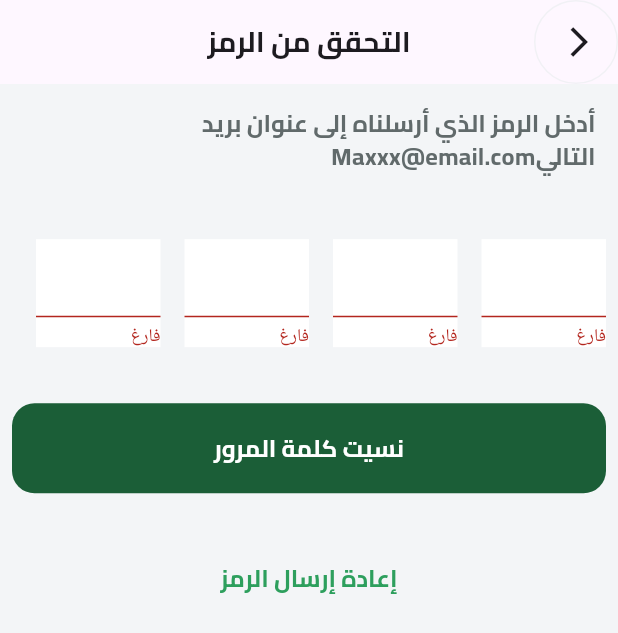
After one commit to Salah-Mo-hammed/friut_hub, a Flutter app: the PasswoedRecoveryPage screen opened directly, after a tap on "نسيت كلمة المرور", on a phone screen of 412 x 824 dp. The commit adds this screen. Shown: the top 633 px of the screen. Run offline on Flutter 3.47's test engine with Material 3 defaults, Android fonts, the phone set to English and light mode, and no system bars; our stand-ins replace animate_do, flutter_svg.

Commit message:
Done Auth pages

```diff
--- a/lib/auth/presentation/pages/fprget_pass_page.dart
+++ b/lib/auth/presentation/pages/fprget_pass_page.dart
@@ -1,5 +1,6 @@
 import 'package:flutter/material.dart';
 import 'package:friut_hub/auth/presentation/pages/login_page.dart';
+import 'package:friut_hub/auth/presentation/pages/pass_recovery_page.dart';
 import 'package:friut_hub/core/colors/app_colors.dart';
 import 'package:friut_hub/core/fonts/fonts_class.dart';
 
@@ -20,18 +21,9 @@ class ForgetPasswordPage extends StatelessWidget {
           key: _formKey,
           child: Column(
             children: [
-              Padding(
-                padding: const EdgeInsets.symmetric(
-                  vertical: 15.0,
-                  horizontal: 15,
-                ),
-                child: Text(
-                  "لا تقلق ، ما عليك سوى كتابة البريد الكتروني الخاص بك وسنرسل رمز التحقق.",
-
-                  style: AppTextStyles.bodyBaseBold.copyWith(
-                    color: AppColors.grayscale600,
-                  ),
-                ),
+              ForgetPasswordTexts(
+                title:
+                    "لا تقلق ، ما عليك سوى كتابة البريد الكتروني الخاص بك وسنرسل رمز التحقق.",
               ),
               Padding(
                 padding: const EdgeInsets.symmetric(horizontal: 10),
@@ -57,13 +49,12 @@ class ForgetPasswordPage extends StatelessWidget {
                     );
 
                     // ! go to NextPage OF forget password
-                    // Navigator.push(
-                    //   context,
-                    //   MaterialPageRoute(
-                    //     builder: (context) => isRegister?LoginPage() // Note: you can do register then sign in and also go HomePage
-                    // :HomePage(),
-                    //   ),
-                    // );
+                    Navigator.push(
+                      context,
+                      MaterialPageRoute(
+                        builder: (context) => PasswoedRecoveryPage(),
+                      ),
+                    );
                   }
                 },
                 buttonTitle: "نسيت كلمة المرور",
@@ -75,3 +66,24 @@ class ForgetPasswordPage extends StatelessWidget {
     );
   }
 }
+
+class ForgetPasswordTexts extends StatelessWidget {
+  final String title;
+  const ForgetPasswordTexts({super.key, required this.title});
+
+  @override
+  Widget build(BuildContext context) {
+    return Padding(
+      padding: const EdgeInsets.symmetric(
+        vertical: 15.0,
+        horizontal: 15,
+      ),
+      child: Text(
+        title,
+        style: AppTextStyles.bodyBaseBold.copyWith(
+          color: AppColors.grayscale600,
+        ),
+      ),
+    );
+  }
+}
--- /dev/null
+++ b/lib/auth/presentation/pages/pass_recovery_page.dart
@@ -0,0 +1,112 @@
+import 'package:flutter/material.dart';
+import 'package:friut_hub/auth/presentation/pages/fprget_pass_page.dart';
+import 'package:friut_hub/auth/presentation/pages/login_page.dart';
+import 'package:friut_hub/auth/presentation/pages/reset_pass_page.dart';
+import 'package:friut_hub/core/colors/app_colors.dart';
+import 'package:friut_hub/core/extentions/num_extenstions.dart';
+import 'package:friut_hub/core/fonts/fonts_class.dart';
+
+class PasswoedRecoveryPage extends StatelessWidget {
+  final _formKey = GlobalKey<FormState>();
+  final List<TextEditingController> _checkControllers = List.generate(
+    4,
+    (_) => TextEditingController(),
+  );
+  final List<FocusNode> _foucsNodes = List.generate(
+    4,
+    (_) => FocusNode(),
+  );
+  PasswoedRecoveryPage({super.key});
+
+  @override
+  Widget build(BuildContext context) {
+    return Directionality(
+      textDirection: TextDirection.rtl,
+      child: Scaffold(
+        backgroundColor: Color(0xFFF3F5F7),
+        appBar: MyAppBar(appBarTitle: "التحقق من الرمز"),
+        body: Form(
+          key: _formKey,
+          child: Column(
+            children: [
+              ForgetPasswordTexts(
+                title:
+                    "أدخل الرمز الذي أرسلناه إلى عنوان بريد التاليMaxxx@email.com",
+              ),
+              SizedBox(height: 29.h(context)),
+              Row(
+                children: List.generate(4, (index) {
+                  return Padding(
+                    padding: const EdgeInsets.symmetric(
+                      horizontal: 8.0,
+                    ),
+                    child: Container(
+                      decoration: BoxDecoration(
+                        // borderRadius: BorderRadius.circular(15),
+                        color: Colors.white,
+                      ),
+                      width:
+                          (MediaQuery.sizeOf(context).width / 4) - 20,
+                      child: TextFormField(
+                        textAlign: TextAlign.center,
+                        controller: _checkControllers[index],
+                        focusNode: _foucsNodes[index],
+                        keyboardType: TextInputType.number,
+                        maxLength: 1,
+                        style: TextStyle(fontSize: 24),
+                        decoration: InputDecoration(
+                          counterText: "",
+                          // ! to hide line under texts
+                          // border: InputBorder.none,
+                        ),
+                        validator: (value) {
+                          if (value == null || value.isEmpty) {
+                            return 'فارغ';
+                          }
+                          return null;
+                        },
+                        onChanged: (value) {
+                          if (value.isNotEmpty && index < 3) {
+                            _foucsNodes[index + 1].requestFocus();
+                          }
+                          if (value.isEmpty && index > 0) {
+                            _foucsNodes[index - 1].requestFocus();
+                          }
+                        },
+                      ),
+                    ),
+                  );
+                }),
+              ),
+              SizedBox(height: 29.h(context)),
+              MyButton(
+                onTap: () {
+                  if (_formKey.currentState!.validate()) {
+                    // ! go to NextPage OF forget password
+                    Navigator.push(
+                      context,
+                      MaterialPageRoute(
+                        builder: (context) => ResetPasswordPage(),
+                      ),
+                    );
+                  }
+                },
+                buttonTitle: "نسيت كلمة المرور",
+              ),
+              SizedBox(height: 24.h(context)),
+              TextButton(
+                onPressed: () {},
+                child: Text(
+                  "إعادة إرسال الرمز",
+                  style: AppTextStyles.bodyBaseBold.copyWith(
+                    color: AppColors.green1_600,
+                  ),
+                ),
+              ),
+            ],
+          ),
+        ),
+      ),
+    );
+  }
+}
--- a/lib/features/widgets/password_feild_widget.dart
+++ b/lib/features/widgets/password_feild_widget.dart
@@ -4,10 +4,10 @@ import 'package:friut_hub/core/fonts/fonts_class.dart';
 
 class PasswordField extends StatefulWidget {
   final TextEditingController controller;
-  final String hint;
+  String hint;
   final String? Function(String?)? validator;
 
-  const PasswordField({
+  PasswordField({
     super.key,
     required this.controller,
     this.hint = "كلمة المرور",
@@ -48,7 +48,7 @@ class _PasswordFieldState extends State<PasswordField> {
             horizontal: 10,
             vertical: 15,
           ),
-          hintText: "كلمة المرور",
+          hintText: widget.hint,
           hintStyle: AppTextStyles.bodySmallBold.copyWith(
             color: AppColors.grayscale400,
             fontWeight: FontWeight.bold,
--- a/lib/main.dart
+++ b/lib/main.dart
@@ -1,6 +1,7 @@
 // import 'package:device_preview/device_preview.dart';
 // import 'package:flutter/foundation.dart';
 import 'package:flutter/material.dart';
+import 'package:friut_hub/auth/presentation/pages/reset_pass_page.dart';
 import 'package:friut_hub/features/pages/splash_page.dart';
 import 'package:flutter_localizations/flutter_localizations.dart';
 import 'package:friut_hub/auth/presentation/pages/login_page.dart';
@@ -33,7 +34,8 @@ class MyApp extends StatelessWidget {
       ],
       supportedLocales: S.delegate.supportedLocales,
 
-      home: LoginPage(isRegister: false),
+      home: ResetPasswordPage(),
+      // home: LoginPage(isRegister: false),
       // home: const SplashPage(),
     );
   }
```
Also changed, not shown: lib/auth/presentation/pages/login_page.dart (+37 -11 lines), lib/auth/presentation/pages/polices_page.dart (added, +17 -0 lines), lib/auth/presentation/pages/reset_pass_page.dart (added, +112 -0 lines), lib/features/widgets/on_boarding_widget.dart (+10 -24 lines), assets/svg/change_pass_successed.svg (added), lib/generated/assets.dart.
